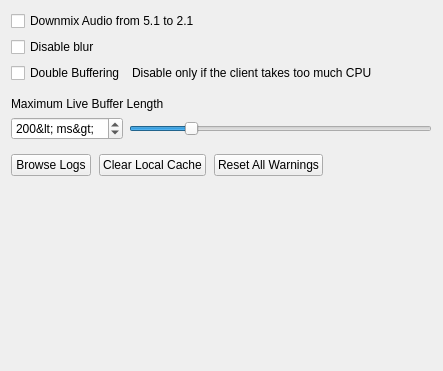
Above: client/nx_client_desktop/src/ui/widgets/local_settings/advanced_settings_widget.ui from networkoptix/nx_open before the change. Below: the same form after it.
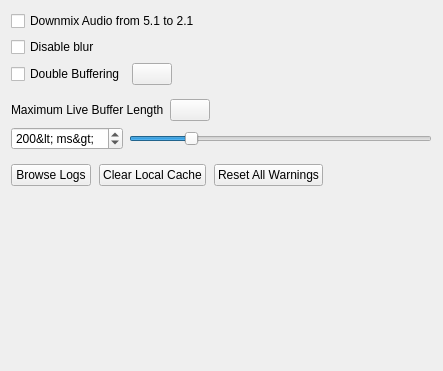
That is the form after the change. Custom widgets are drawn as their Qt base class.

Commit message:
VMS-9308 VMS-9307 Implemented new hint button and added it to UI
<==== Mercurial data ====>
Branch: vms_3.2_dev

The edit to the form file:
```diff
--- a/client/nx_client_desktop/src/ui/widgets/local_settings/advanced_settings_widget.ui
+++ b/client/nx_client_desktop/src/ui/widgets/local_settings/advanced_settings_widget.ui
@@ -29,7 +29,7 @@
     </widget>
    </item>
    <item>
-    <layout class="QHBoxLayout" name="horizontalLayout_3" stretch="0,1">
+    <layout class="QHBoxLayout" name="horizontalLayout_3" stretch="0,1,0">
      <property name="bottomMargin">
       <number>8</number>
      </property>
@@ -41,26 +41,76 @@
       </widget>
      </item>
      <item>
-      <widget class="QLabel" name="doubleBufferWarningLabel">
-       <property name="text">
-        <string>Disable only if the client takes too much CPU</string>
+      <widget class="nx::client::desktop::HintButton" name="doubleBufferCheckboxHint">
+       <property name="sizePolicy">
+        <sizepolicy hsizetype="Fixed" vsizetype="Fixed">
+         <horstretch>0</horstretch>
+         <verstretch>0</verstretch>
+        </sizepolicy>
        </property>
-       <property name="wordWrap">
-        <bool>true</bool>
+       <property name="hint" stdset="0">
+        <string>
+            Helps avoid problems with OpenGL drawing, which result in 100% CPU load.
+          </string>
        </property>
       </widget>
      </item>
+     <item>
+      <spacer name="horizontalSpacer_3">
+       <property name="orientation">
+        <enum>Qt::Horizontal</enum>
+       </property>
+       <property name="sizeHint" stdset="0">
+        <size>
+         <width>40</width>
+         <height>20</height>
+        </size>
+       </property>
+      </spacer>
+     </item>
     </layout>
    </item>
    <item>
-    <widget class="QLabel" name="maximumLiveBufferLengthLabel">
-     <property name="text">
-      <string>Maximum Live Buffer Length</string>
-     </property>
-     <property name="buddy">
-      <cstring>maximumLiveBufferLengthSlider</cstring>
-     </property>
-    </widget>
+    <layout class="QHBoxLayout" name="maximumLiveBufferLengthLabelLayout" stretch="0,1,0">
+     <item>
+      <widget class="QLabel" name="maximumLiveBufferLengthLabel">
+       <property name="text">
+        <string>Maximum Live Buffer Length</string>
+       </property>
+       <property name="buddy">
+        <cstring>maximumLiveBufferLengthSlider</cstring>
+       </property>
+      </widget>
+     </item>
+     <item>
+      <widget class="nx::client::desktop::HintButton" name="maximumLiveBufferLengthLabelHint">
+       <property name="sizePolicy">
+        <sizepolicy hsizetype="Fixed" vsizetype="Fixed">
+         <horstretch>0</horstretch>
+         <verstretch>0</verstretch>
+        </sizepolicy>
+       </property>
+       <property name="hint" stdset="0">
+        <string>
+              Bigger buffer makes playback smoother but increases the delay between real situation and live view.
+            </string>
+       </property>
+      </widget>
+     </item>
+     <item>
+      <spacer name="horizontalSpacer">
+       <property name="orientation">
+        <enum>Qt::Horizontal</enum>
+       </property>
+       <property name="sizeHint" stdset="0">
+        <size>
+         <width>40</width>
+         <height>20</height>
+        </size>
+       </property>
+      </spacer>
+     </item>
+    </layout>
    </item>
    <item>
     <layout class="QHBoxLayout" name="horizontalLayout_2">
@@ -166,6 +216,13 @@
    </item>
   </layout>
  </widget>
+ <customwidgets>
+  <customwidget>
+   <class>nx::client::desktop::HintButton</class>
+   <extends>QPushButton</extends>
+   <header location="global">nx/client/desktop/common/widgets/hint_button.h</header>
+  </customwidget>
+ </customwidgets>
  <tabstops>
   <tabstop>browseLogsButton</tabstop>
   <tabstop>clearCacheButton</tabstop>
```
The commit also changes 32 other files.
